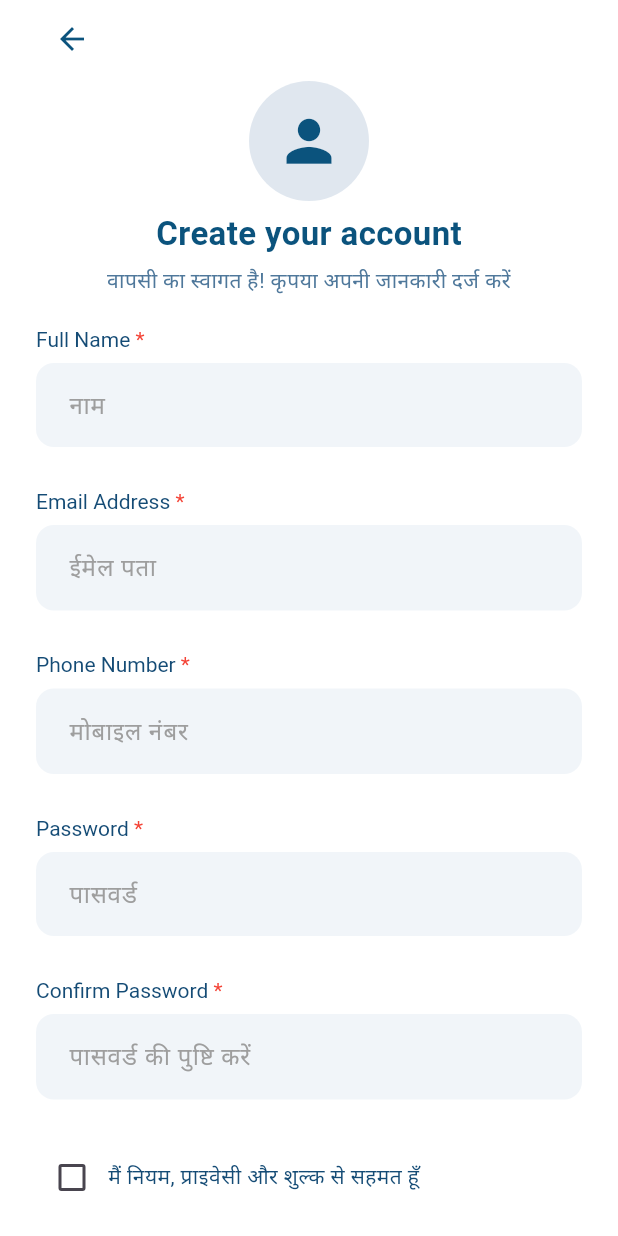
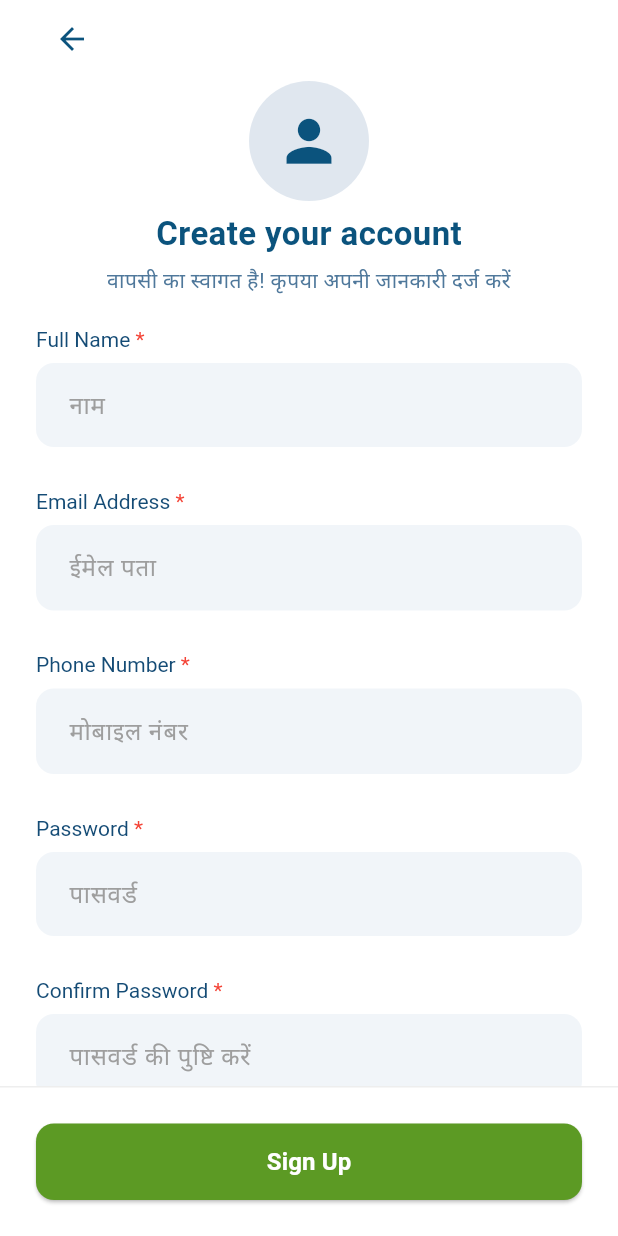
Before and after one commit to Poojadhameja/jobsahi-studentapp, a Flutter app: the CreateAccountScreen screen opened by its route, on a phone screen of 412 x 824 dp. Run offline on Flutter 3.47's test engine with Material 3 defaults, Android fonts, the phone set to English and light mode, and no system bars; our stand-ins replace file_picker.

Commit message:
added sticky button in create account page

```diff
--- a/lib/auth/create_account.dart
+++ b/lib/auth/create_account.dart
@@ -42,6 +42,10 @@ class _CreateAccountScreenState extends State<CreateAccountScreen> {
     return Scaffold(
       backgroundColor: Colors.white,
       body: SafeArea(
+        child: Column(
+          children: [
+            // Scrollable content
+            Expanded(
               child: SingleChildScrollView(
                 padding: const EdgeInsets.symmetric(
                   horizontal: AppConstants.largePadding,
@@ -88,7 +92,10 @@ class _CreateAccountScreenState extends State<CreateAccountScreen> {
                           const SizedBox(height: 6),
                           const Text(
                             "वापसी का स्वागत है! कृपया अपनी जानकारी दर्ज करें",
-                      style: TextStyle(fontSize: 14, color: Color(0xFF4F789B)),
+                            style: TextStyle(
+                              fontSize: 14,
+                              color: Color(0xFF4F789B),
+                            ),
                             textAlign: TextAlign.center,
                           ),
                         ],
@@ -100,14 +107,12 @@ class _CreateAccountScreenState extends State<CreateAccountScreen> {
                     Form(key: _formKey, child: _buildFormFields()),
                     const SizedBox(height: 24),
 
-              /// Submit button
-              _buildSubmitButton(),
-              const SizedBox(height: 24),
-
                     /// Or divider
                     Row(
                       children: [
-                  const Expanded(child: Divider(color: Color(0xFF58B248))),
+                        const Expanded(
+                          child: Divider(color: Color(0xFF58B248)),
+                        ),
                         Padding(
                           padding: const EdgeInsets.symmetric(horizontal: 16),
                           child: Text(
@@ -119,7 +124,9 @@ class _CreateAccountScreenState extends State<CreateAccountScreen> {
                             ),
                           ),
                         ),
-                  const Expanded(child: Divider(color: Color(0xFF58B248))),
+                        const Expanded(
+                          child: Divider(color: Color(0xFF58B248)),
+                        ),
                       ],
                     ),
                     const SizedBox(height: 20),
@@ -133,6 +140,19 @@ class _CreateAccountScreenState extends State<CreateAccountScreen> {
                     const SizedBox(height: 40),
                   ],
                 ),
+              ),
+            ),
+
+            // Fixed bottom button
+            Container(
+              padding: const EdgeInsets.all(AppConstants.largePadding),
+              decoration: BoxDecoration(
+                color: Colors.white,
+                border: Border(top: BorderSide(color: Colors.grey.shade200)),
+              ),
+              child: _buildSubmitButton(),
+            ),
+          ],
         ),
       ),
     );
```
Also changed, not shown: pubspec.lock. Lines whose indentation alone changed are shown as unchanged.
